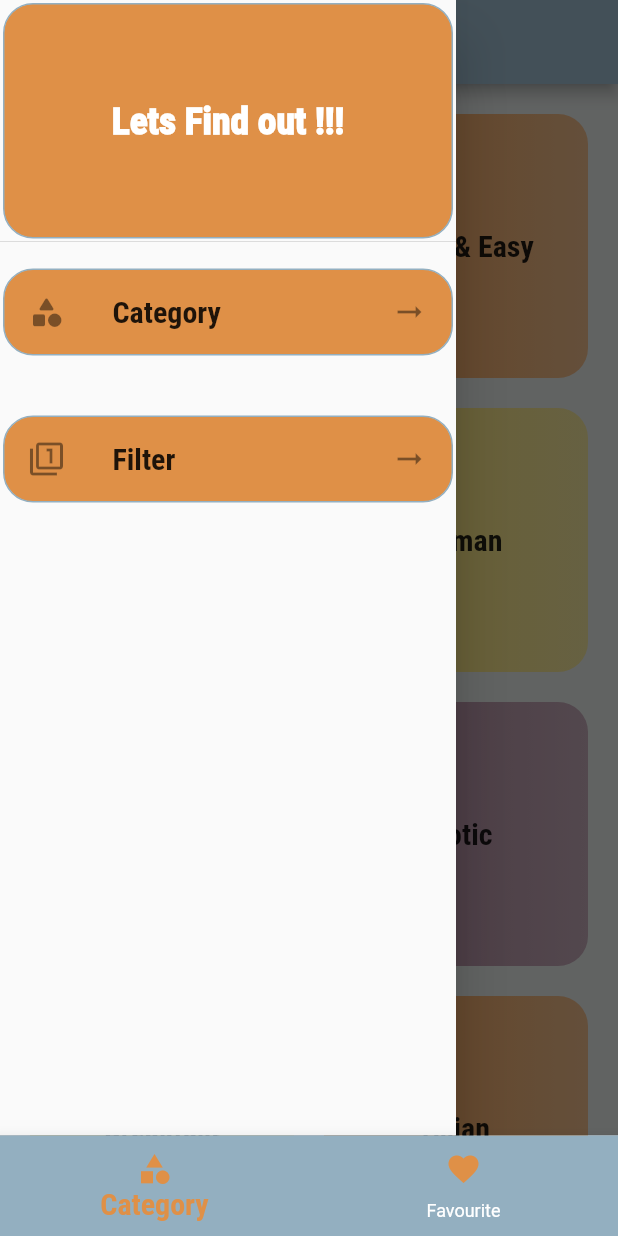
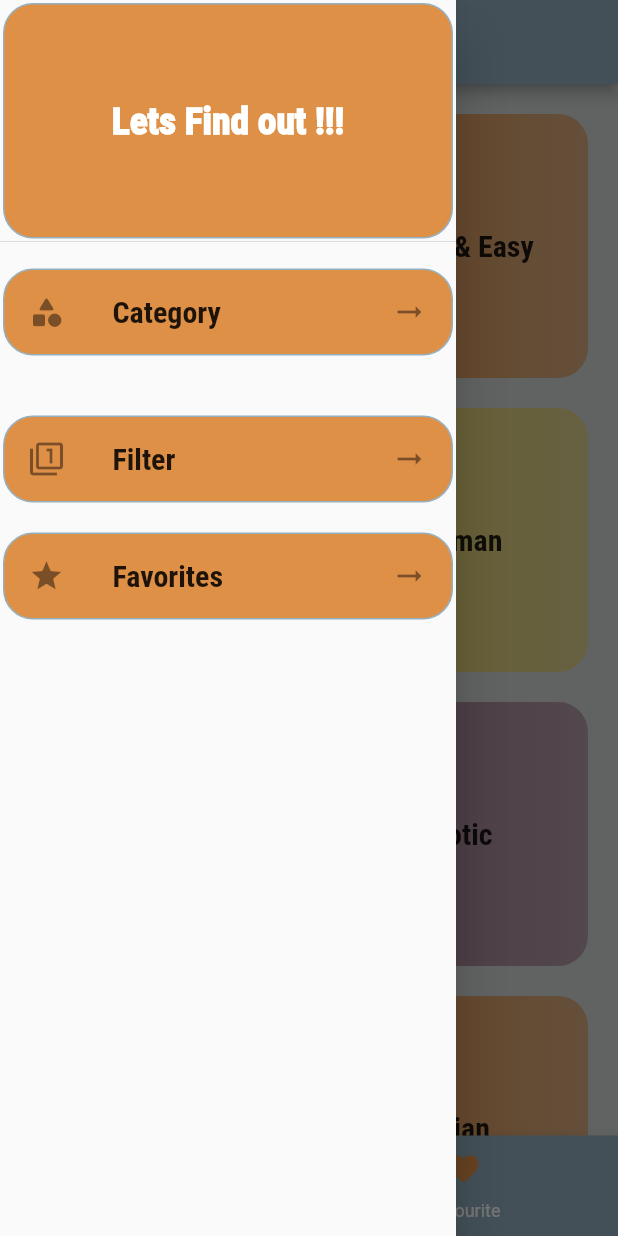
Before and after one commit to budda24/Meals-Sets-franek-, a Flutter app: the screen it shows after launch, with the side drawer open, on a phone screen of 412 x 824 dp. Run offline on Flutter 3.47's test engine with Material 2 defaults, Android fonts, the phone set to English and light mode, and no system bars.

Commit message:
feat: favorites screean

```diff
--- a/lib/dummy_data.dart
+++ b/lib/dummy_data.dart
@@ -55,7 +55,7 @@ const DUMMY_CATEGORIES = [
     color: kYellowColor,
   ),
 ];
-const DUMMY_MEALS = [
+ var DUMMY_MEALS = [
   Meal(
     id: 'm1',
     categories: [
--- a/lib/main.dart
+++ b/lib/main.dart
@@ -1,5 +1,6 @@
-
 import 'package:dishes_sets_franek/dummy_data.dart';
+import 'package:dishes_sets_franek/models/meal.dart';
+import 'package:dishes_sets_franek/screens/favorite_screean.dart';
 import 'package:flutter/material.dart';
 
 import '../screens/categories_screen.dart';
@@ -8,6 +9,7 @@ import '../screens/meals_screen.dart';
 import '../consts/const.dart';
 import '../screens/meal_details_screen.dart';
 import '../screens/tab_screen.dart';
+import 'dummy_data.dart';
 import 'models/filters.dart';
 
 void main() {
@@ -19,27 +21,39 @@ class MyApp extends StatefulWidget {
 
   @override
   State<MyApp> createState() => _MyAppState();
-
-
 }
 
 class _MyAppState extends State<MyApp> {
   Filters filters = Filters(false, false, false, false);
+  List<Meal> favoritMeals = [];
+
+  /*callback functiont passed to details meal*/
+  void toggleFavorites(String id) {
+    int index = DUMMY_MEALS.indexWhere((element) => element.id == id);
+    if(favoritMeals.length == 0){
+      /*adding element to the empty list*/
+        favoritMeals.add(DUMMY_MEALS[index]);
+    }else{
+      /*checking if favoriteMeals contains the element*/
+       !favoritMeals[index].id.contains(id) ?  favoritMeals.add(DUMMY_MEALS[index]): favoritMeals;
+    }
+  }
 
   @override
   Widget build(BuildContext context) {
-    return  MaterialApp(
+    return MaterialApp(
       debugShowCheckedModeBanner: false,
       title: 'Dishes Set Franek',
       color: kMainColor,
-      initialRoute:TabScreen.id,
+      initialRoute: CategoriesScreen.id,
       routes: {
-        TabScreen.id:(ctx)=> TabScreen(),
-        CategoriesScreen.id:(ctx)=> const CategoriesScreen(),
-        MealScreen.id: (ctx) =>   MealScreen(filters: filters),
-        MealDetailsScreen.id: (ctx) =>  MealDetailsScreen(),
-        FilterScreean.id: (ctx) =>  FilterScreean(filters: filters),
-
+        /*TabScreen.id: (ctx) => TabScreen(),*/
+        CategoriesScreen.id: (ctx) => const CategoriesScreen(),
+        MealScreen.id: (ctx) => MealScreen(filters: filters),
+        MealDetailsScreen.id: (ctx) =>
+            MealDetailsScreen(toggleFavorites: toggleFavorites),
+        FilterScreean.id: (ctx) => FilterScreean(filters: filters),
+        FavouriteScreen.id: (ctx) => FavouriteScreen(favoriteMeals:favoritMeals),
       },
     );
   }
--- a/lib/models/meal.dart
+++ b/lib/models/meal.dart
@@ -17,6 +17,7 @@ class Meal {
   final String imageUrl;
   final List<String> ingredients;
   final int duration;
+  bool isFavorite ;
 
   final List<String> steps;
 
@@ -27,7 +28,8 @@ class Meal {
   final bool isVegan;
   final bool isVegetarian;
 
-  const Meal({
+   Meal({
+    this.isFavorite = false,
     required this.duration,
     required this.id,
     required this.categories,
--- a/lib/screens/categories_screen.dart
+++ b/lib/screens/categories_screen.dart
@@ -5,15 +5,60 @@ import '../consts/const.dart';
 import '../widget/categories_item.dart';
 import '../dummy_data.dart';
 import 'drawer_screen.dart';
+import 'favorite_screean.dart';
 
-class CategoriesScreen extends StatelessWidget {
+class CategoriesScreen extends StatefulWidget {
   const CategoriesScreen({Key? key}) : super(key: key);
 
   static const id = 'categoriesScreen';
 
   @override
+  State<CategoriesScreen> createState() => _CategoriesScreenState();
+}
+
+class _CategoriesScreenState extends State<CategoriesScreen> {
+  final _myTabs = const [
+    BottomNavigationBarItem(
+        icon: Icon(
+          Icons.category,
+          color: kOrangeColor,
+        ),
+        label: 'Category'
+    ),
+    BottomNavigationBarItem(
+        icon: Icon(
+          Icons.favorite,
+          color: kOrangeColor,
+        ),
+        label: 'Favourite'
+    ),
+  ];
+
+  final List<Map<String, Object>> _routsList =  [
+    {'rout': CategoriesScreen(), 'title': 'Categories'},
+    {'rout': FavouriteScreen(), 'title': 'Favourite'},
+  ];
+
+  int selectedTab = 0;
+
+  void selectTab(int index){
+    setState(() {
+      selectedTab = index;
+    });
+  }
+
+  @override
   Widget build(BuildContext context) {
     return Scaffold(
+      bottomNavigationBar:BottomNavigationBar(
+        backgroundColor: kBlueColor,
+        selectedLabelStyle:kTextSubTitle,
+        selectedItemColor: kOrangeColor,
+        unselectedItemColor: kWhiteColor,
+        items:_myTabs,
+        currentIndex: selectedTab,
+        onTap:selectTab,
+      ),
       backgroundColor: kMainColor,
       drawer: DrawerWidget(),
       appBar: AppBar(
--- a/lib/screens/drawer_screen.dart
+++ b/lib/screens/drawer_screen.dart
@@ -2,6 +2,7 @@ import 'package:dishes_sets_franek/consts/const.dart';
 import 'package:dishes_sets_franek/screens/categories_screen.dart';
 import 'package:flutter/material.dart';
 import 'package:flutter/widgets.dart';
+import 'favorite_screean.dart';
 import 'filter_screean.dart';
 
 class DrawerWidget extends StatefulWidget {
@@ -79,6 +80,12 @@ class _DrawerWidgetState extends State<DrawerWidget> {
                   Navigator.pushReplacementNamed(context, FilterScreean.id);
                 },
                 icon: Icons.filter_1_outlined),
+            drawerListTile(
+                title: 'Favorites',
+                navigation: () {
+                  Navigator.pushReplacementNamed(context, FavouriteScreen.id);
+                },
+                icon: Icons.star),
           ],
         ),
       ),
--- a/lib/screens/meals_screen.dart
+++ b/lib/screens/meals_screen.dart
@@ -20,6 +20,7 @@ class MealScreen extends StatefulWidget {
 }
 
 class _MealScreenState extends State<MealScreen> {
+
   @override
 
   var firstInit = false;
@@ -72,7 +73,7 @@ class _MealScreenState extends State<MealScreen> {
 
    /* ?? to avoid null safty means when null asign ""*/
     var title = routArgs['title'] ?? '';
-    /*final id = routArgs['id'] ?? '';*/
+    final id = routArgs['id'] ?? '';
 
 
 
--- a/lib/screens/tab_screen.dart
+++ b/lib/screens/tab_screen.dart
@@ -37,7 +37,7 @@ class _TabScreenState extends State<TabScreen> {
   ];
 
 /*list of routs for the drawer*/
-  final List<Map<String, Object>> _routsList = const [
+  final List<Map<String, Object>> _routsList =  [
     {'rout': CategoriesScreen(), 'title': 'Categories'},
     {'rout': FavouriteScreen(), 'title': 'Favourite'},
   ];
--- a/lib/widget/meal_item.dart
+++ b/lib/widget/meal_item.dart
@@ -9,12 +9,12 @@ import '../consts/const.dart';
 
 class MealItem extends StatelessWidget {
   final Meal meal;
-  final Function deleteIteml;
+   Function? deleteIteml;
 
-  const MealItem({
+   MealItem({
     Key? key,
     required this.meal,
-    required this.deleteIteml,
+    this.deleteIteml,
   }) : super(key: key);
 
   /* dinamicly converting enums from dummy_data to string interpretation*/
```
Also changed, not shown: lib/screens/favorite_screean.dart (+50 -4 lines), lib/screens/meal_details_screen.dart (+31 -8 lines).
